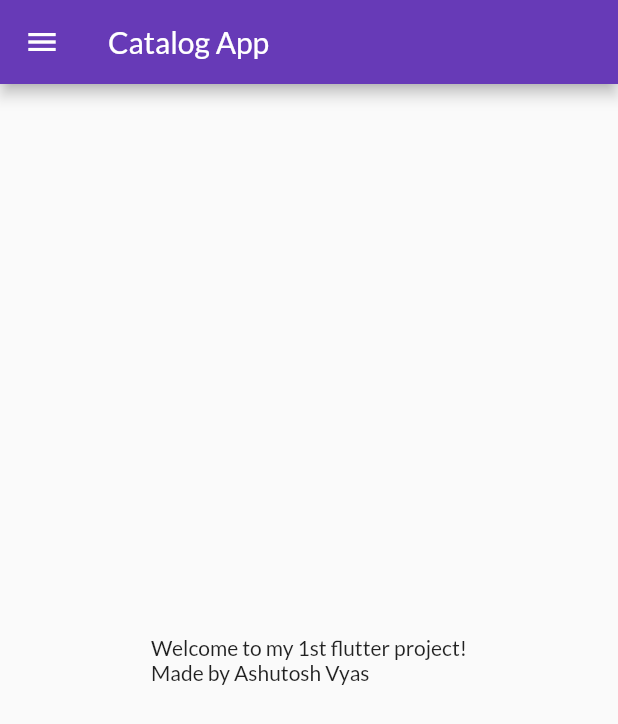
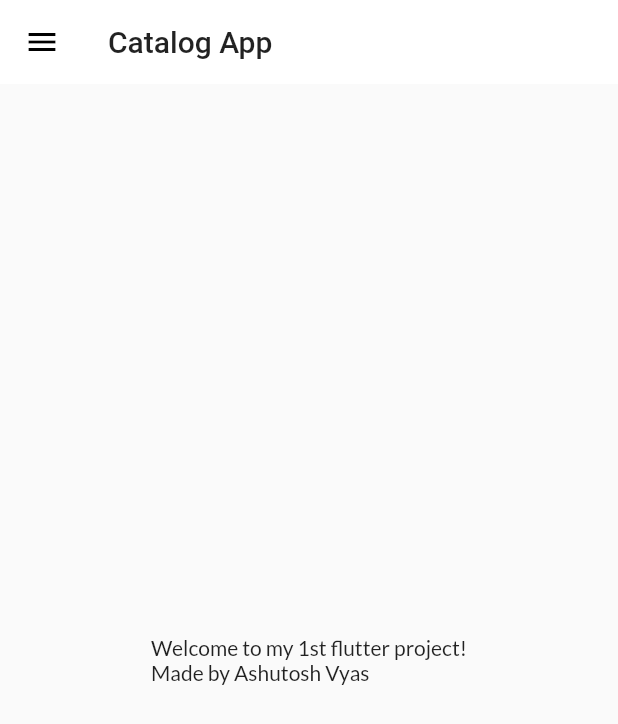
Before and after one commit to Ash20vyas/catalogue_app, a Flutter app: the screen it shows after launch, on a phone screen of 412 x 824 dp. Shown: the top 724 px of the screen. Run offline on Flutter 3.47's test engine with Material 2 defaults, Android fonts, the light colour scheme and no system bars; our stand-ins replace google_fonts.

Commit message:
themes extracted

```diff
--- a/lib/main.dart
+++ b/lib/main.dart
@@ -1,3 +1,4 @@
+import 'package:catalogue_app/widgets/themes.dart';
 import 'package:flutter/material.dart';
 import 'package:google_fonts/google_fonts.dart';
 import 'package:catalogue_app/screens/home_screen.dart';
@@ -14,13 +15,8 @@
   Widget build(BuildContext context) {
     return MaterialApp(
       themeMode: ThemeMode.light,
-      theme: ThemeData(
-        primarySwatch: Colors.deepPurple,
-        fontFamily: GoogleFonts.lato().fontFamily,
-        ),
-      darkTheme: ThemeData(
-        brightness: Brightness.dark,
-      ),
+      theme: MyTheme.lightTheme(context),
+      darkTheme: MyTheme.darkTheme(context),
       debugShowCheckedModeBanner: false,
       initialRoute: MyRoutes.homeRoute,
       routes: {
--- /dev/null
+++ b/lib/widgets/themes.dart
@@ -0,0 +1,19 @@
+import 'package:flutter/material.dart';
+import 'package:google_fonts/google_fonts.dart';
+
+class MyTheme{
+  static ThemeData lightTheme(BuildContext context)  => ThemeData(
+        primarySwatch: Colors.deepPurple,
+        fontFamily: GoogleFonts.lato().fontFamily,
+        appBarTheme: AppBarTheme(
+          color: Colors.white,
+          elevation: 0.0,
+          iconTheme: IconThemeData(color: Colors.black),
+          textTheme: Theme.of(context).textTheme,
+        ),
+  );
+  static ThemeData darkTheme(BuildContext context)  => ThemeData(
+        brightness: Brightness.dark,
+  );
+
+}
```
Also changed, not shown: 1 other file.
